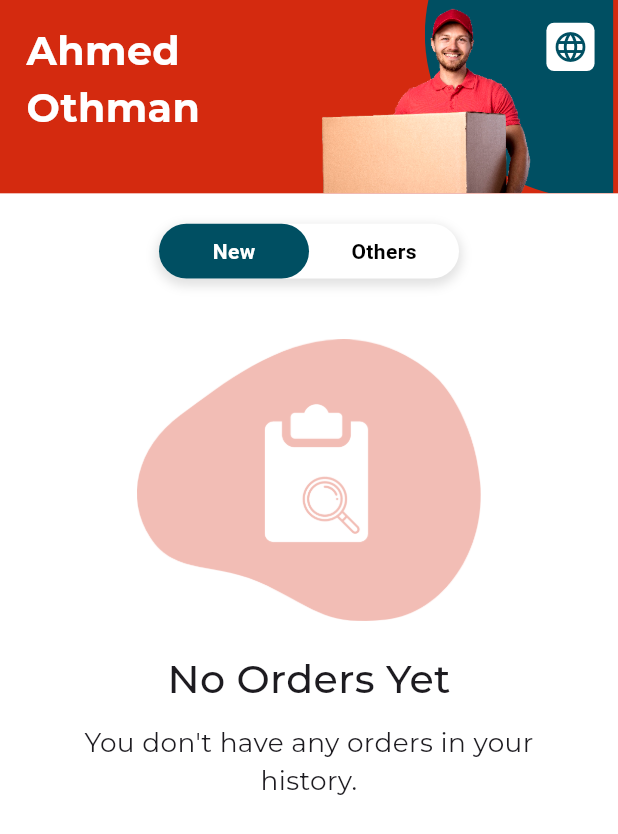
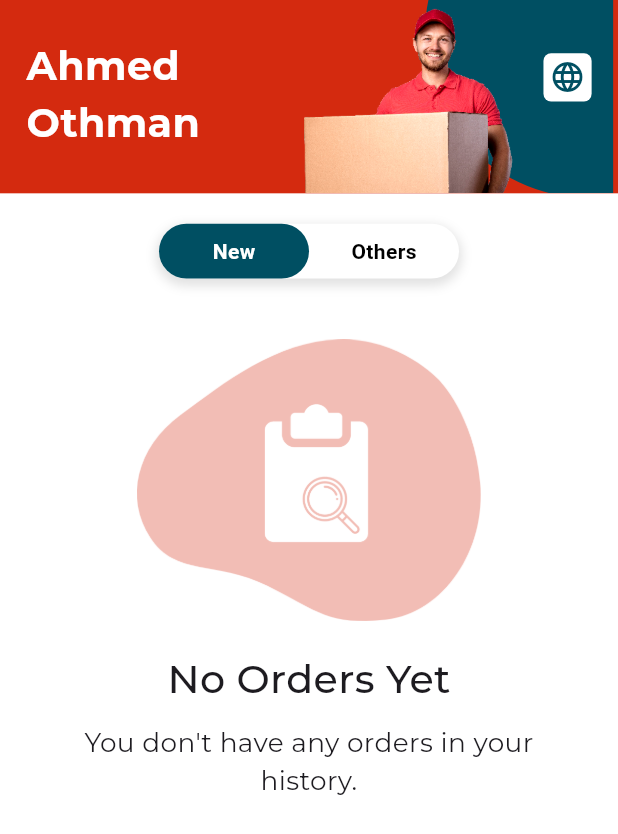
Before and after one commit to Ahmed-Habeeb/delivery-app, a Flutter app: the HomeScreen screen opened by its route, after a tap on "New", on a phone screen of 412 x 824 dp. Shown: the top 834 px of the screen. Run offline on Flutter 3.47's test engine with Material 3 defaults, Android fonts, the phone set to English and light mode, and no system bars; our stand-ins replace dio, flutter_bloc, flutter_screenutil, flutter_svg, get_it, google_fonts and 3 more; missing offline and left inert: phone_field; accounts and stored records are empty; network calls fail.

```diff
--- /dev/null
+++ b/lib/core/helper/session_manager.dart
@@ -0,0 +1,46 @@
+import 'dart:async';
+import 'package:delivery_app/core/helper/extensions.dart';
+import 'package:delivery_app/core/routing/routes.dart';
+import 'package:flutter/material.dart';
+
+class SessionManager {
+  static final SessionManager _instance = SessionManager._internal();
+
+  factory SessionManager() => _instance;
+
+  SessionManager._internal();
+
+  Timer? _sessionTimer;
+  final int sessionTimeoutSeconds = 120; // 2 minutes
+  VoidCallback? onSessionExpired;
+
+  void startSessionTimer(BuildContext context) {
+    resetSessionTimer(context);
+  }
+
+  void resetSessionTimer(BuildContext context) {
+    debugPrint('Session timer reset');
+    _sessionTimer?.cancel();
+    _sessionTimer = Timer(Duration(seconds: sessionTimeoutSeconds), () {
+      _handleSessionExpiry(context);
+    });
+  }
+
+  void _handleSessionExpiry(BuildContext context) {
+    // Navigate to login screen
+    context.offAllNamed(Routes.login);
+    onSessionExpired?.call();
+  }
+
+  void cancelSessionTimer() {
+    _sessionTimer?.cancel();
+  }
+
+  void onAppResumed(BuildContext context) {
+    resetSessionTimer(context);
+  }
+
+  void onAppPaused(BuildContext context) {
+    resetSessionTimer(context); // Restart timer when app goes to background
+  }
+}
--- /dev/null
+++ b/lib/core/widgets/session_wrapper.dart
@@ -0,0 +1,55 @@
+import 'package:flutter/material.dart';
+import '../helper/session_manager.dart';
+
+class SessionWrapper extends StatefulWidget {
+  final Widget child;
+
+  const SessionWrapper({super.key, required this.child});
+
+  @override
+  State<SessionWrapper> createState() => _SessionWrapperState();
+}
+
+class _SessionWrapperState extends State<SessionWrapper>
+    with WidgetsBindingObserver {
+  final SessionManager _sessionManager = SessionManager();
+
+  @override
+  void initState() {
+    super.initState();
+    WidgetsBinding.instance.addObserver(this);
+    _sessionManager.startSessionTimer(context);
+  }
+
+  @override
+  void dispose() {
+    WidgetsBinding.instance.removeObserver(this);
+    _sessionManager.cancelSessionTimer();
+    super.dispose();
+  }
+
+  @override
+  void didChangeAppLifecycleState(AppLifecycleState state) {
+    if (state == AppLifecycleState.resumed) {
+      _sessionManager.onAppResumed(context);
+    } else if (state == AppLifecycleState.paused) {
+      _sessionManager.onAppPaused(context);
+    }
+  }
+
+  @override
+  Widget build(BuildContext context) {
+    return GestureDetector(
+      onTap: () {
+        _sessionManager.resetSessionTimer(context);
+      },
+      onPanUpdate: (details) {
+        _sessionManager.resetSessionTimer(context);
+      },
+      onDoubleTap: () {
+        _sessionManager.resetSessionTimer(context);
+      },
+      child: widget.child,
+    );
+  }
+}
--- a/lib/features/home/ui/cubit/home_cubit.dart
+++ b/lib/features/home/ui/cubit/home_cubit.dart
@@ -1,3 +1,5 @@
+import 'package:delivery_app/core/helper/app_context.dart';
+import 'package:delivery_app/core/helper/session_manager.dart';
 import 'package:flutter/cupertino.dart';
 import 'package:flutter_bloc/flutter_bloc.dart';
 import '../../domain/usecases/get_delivery_bills.dart';
@@ -14,8 +16,6 @@ class HomeCubit extends Cubit<HomeState> {
 
   bool isNewSelected = true;
 
-
-
   HomeCubit({required this.getDeliveryBills}) : super(HomeInitial());
 
   Future<void> fetchDeliveryBills({
@@ -23,9 +23,8 @@ class HomeCubit extends Cubit<HomeState> {
     required String langNo,
     required String billSrl,
     required String prcssdFlg,
-  }) async
-  {
-    debugPrint( 'Fetching delivery bills...');
+  }) async {
+    debugPrint('Fetching delivery bills...');
 
     emit(HomeLoading());
     try {
@@ -36,8 +35,11 @@ class HomeCubit extends Cubit<HomeState> {
         prcssdFlg: prcssdFlg,
       );
       _bills = billsData;
-      debugPrint ('Fetched ${_bills.length} bills');
+      debugPrint('Fetched ${_bills.length} bills');
       _categorizeBills();
+      if (AppContext.context != null) {
+        SessionManager().resetSessionTimer(AppContext.context!);
+      }
       emit(HomeSuccess(bills: _bills));
     } catch (e) {
       debugPrint('Error fetching delivery bills: $e');
@@ -51,12 +53,13 @@ class HomeCubit extends Cubit<HomeState> {
     otherBills = _bills.where((bill) => bill.dlvryStatusFlg != '0').toList();
   }
 
-
-
   void changeNewBillState(bool isSelected) {
     emit(ChangeNewBillStateLoading());
     isNewSelected = isSelected;
     _categorizeBills();
+    if (AppContext.context != null) {
+      SessionManager().resetSessionTimer(AppContext.context!);
+    }
     emit(ChangeNewBillStateSuccess());
   }
 }
--- a/lib/features/home/ui/widgets/home_header.dart
+++ b/lib/features/home/ui/widgets/home_header.dart
@@ -31,8 +31,7 @@ class HomeHeader extends StatelessWidget {
               ),
             ),
           ),
-          SafeArea(
-            child: Padding(
+          Padding(
             padding: EdgeInsets.symmetric(
               horizontal: 16.w,
 
@@ -43,20 +42,20 @@ class HomeHeader extends StatelessWidget {
               crossAxisAlignment: CrossAxisAlignment.start,
               children: [
                 Container(
-                    constraints: BoxConstraints(maxWidth: 170.w),
-                    margin:  EdgeInsets.only(top: 15.h),
+                  constraints: BoxConstraints(maxWidth: 150.w),
+                  margin:  EdgeInsets.only(top: 25.h),
                   child: Text(
                     "Ahmed Othman",
                     style: TextStyles.font24Bold,
                   ),
                 ),
-                  Image.asset(Assets.imagesDeliveryMan),
+                Image.asset(Assets.imagesDeliveryMan,),
                 Container(
                   decoration: BoxDecoration(
                       borderRadius:  BorderRadius.circular(5.r),
                       color: Colors.white
                   ),
-                    margin:  EdgeInsets.only(top: 15.h),
+                  margin:  EdgeInsets.only(top: 35.h),
                   padding: EdgeInsets.all(4.r),
                   child: Icon(
                     Icons.language,
@@ -67,7 +66,6 @@ class HomeHeader extends StatelessWidget {
               ],
             ),
           ),
-          ),
         ],
       ),
     );
--- a/lib/main.dart
+++ b/lib/main.dart
@@ -9,6 +9,7 @@ import 'core/helper/cache_helper.dart';
 import 'core/routing/router.dart';
 import 'core/routing/routes.dart';
 import 'core/theme/colors_manager.dart';
+import 'core/widgets/session_wrapper.dart';
 
 void main() {
   WidgetsFlutterBinding.ensureInitialized();
@@ -65,7 +66,8 @@ class _MyAppState extends State<MyApp> with WidgetsBindingObserver {
 
   @override
   Widget build(BuildContext context) {
-    return ScreenUtilInit(
+    return SessionWrapper(
+      child: ScreenUtilInit(
         /// Sets the design size for screen util.
         designSize: const Size(375, 812),
         builder: (context, child) => MaterialApp(
@@ -124,6 +126,7 @@ class _MyAppState extends State<MyApp> with WidgetsBindingObserver {
           /// Sets the initial route of the application.
           initialRoute: (!kDebugMode) ? Routes.splash : Routes.home,
         ),
+      ),
     );
   }
 }
```
Lines whose indentation alone changed are shown as unchanged.
